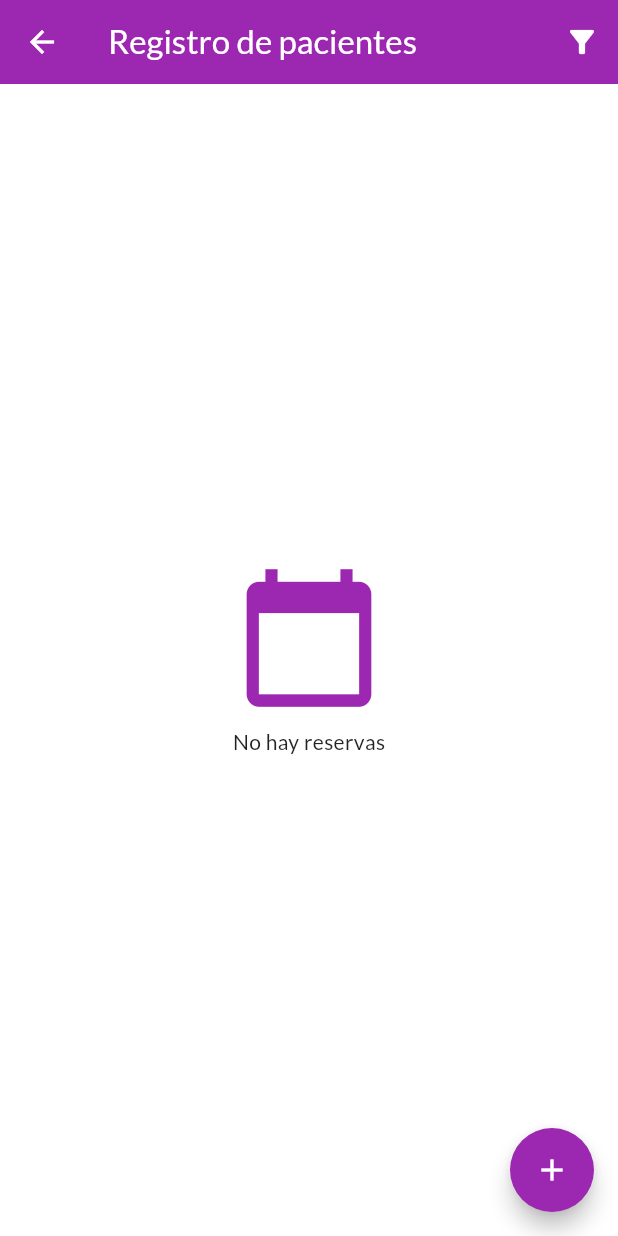
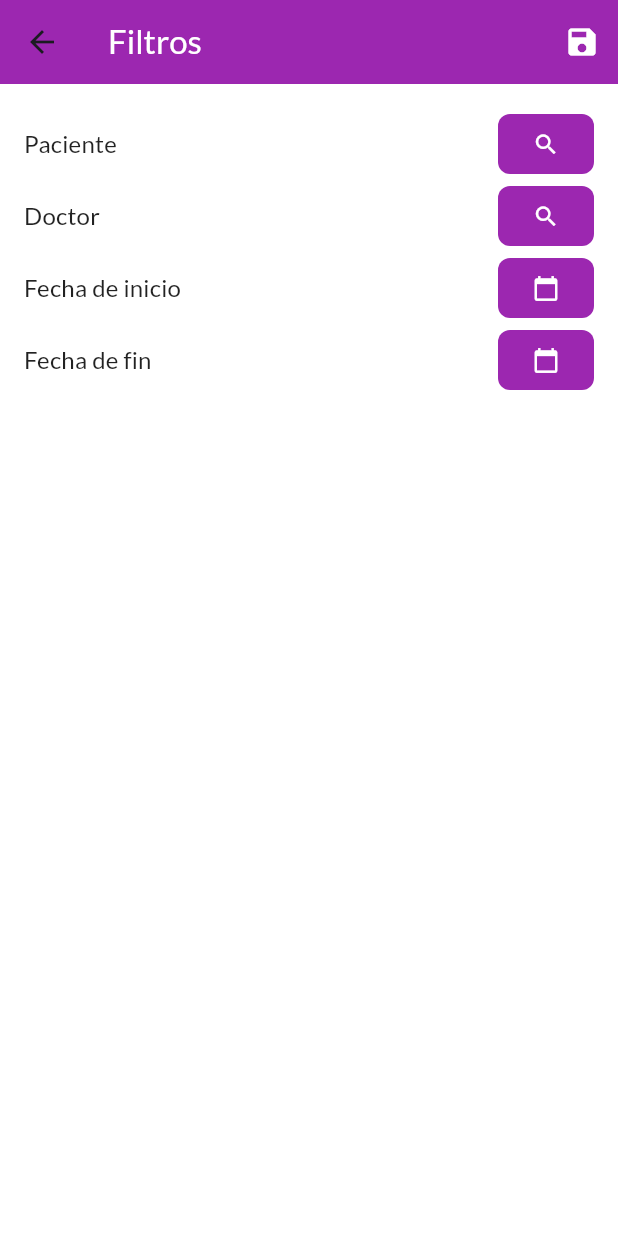
Before and after one commit to Artuencina/segundo_parcial_frontend, a Flutter app: the ReservasScreen screen opened directly, after a tap on the "filter alt" icon, on a phone screen of 412 x 824 dp. Run offline on Flutter 3.47's test engine with Material 2 defaults, Android fonts, the phone set to English and light mode, and no system bars; our stand-ins replace flip_card, flutter_riverpod, google_fonts.

Commit message:
Correción de filtros de personas, reservas y fichas

```diff
--- /dev/null
+++ b/lib/models/filters/reserva_filter.dart
@@ -0,0 +1,15 @@
+import 'package:registro_pacientes/models/persona.dart';
+
+class ReservaFilter {
+  Persona? paciente;
+  Persona? doctor;
+  DateTime? fechaInicio;
+  DateTime? fechaFin;
+
+  ReservaFilter({
+    this.paciente,
+    this.doctor,
+    this.fechaInicio,
+    this.fechaFin,
+  });
+}
--- a/lib/providers/categorias_provider.dart
+++ b/lib/providers/categorias_provider.dart
@@ -35,6 +35,7 @@ class CategoriasProvider extends StateNotifier<List<Categoria>> {
     ];
   }
 
+  //Busca una categoria por su nombre
   List<Categoria> searchCategorias(String value) {
     if (value.isEmpty) {
       return state;
--- a/lib/providers/fichas_provider.dart
+++ b/lib/providers/fichas_provider.dart
@@ -2,7 +2,7 @@
 // import 'package:flutter/material.dart';
 import 'package:flutter_riverpod/flutter_riverpod.dart';
 import 'package:registro_pacientes/models/ficha.dart';
-import 'package:registro_pacientes/models/filters/FichaFilter.dart';
+import 'package:registro_pacientes/models/filters/ficha_filter.dart';
 
 class FichasNotifier extends StateNotifier<List<Ficha>> {
   FichasNotifier() : super([]);
--- a/lib/providers/reservas_provider.dart
+++ b/lib/providers/reservas_provider.dart
@@ -1,5 +1,6 @@
 //Statenotifier para manejar las reservas
 import 'package:flutter_riverpod/flutter_riverpod.dart';
+import 'package:registro_pacientes/models/filters/reserva_filter.dart';
 import 'package:registro_pacientes/models/persona.dart';
 import 'package:registro_pacientes/models/reserva.dart';
 
@@ -61,4 +62,13 @@ class ReservasProvider extends StateNotifier<List<Reserva>> {
       return true;
     }).toList();
   }
+
+  List<Reserva> reservasFiltradas(ReservaFilter filtro) {
+    return searchReservas(
+        filtro.paciente, filtro.doctor, filtro.fechaInicio, filtro.fechaFin);
+  }
 }
+
+//Provider para filtro
+final reservasFilterProvider =
+    StateProvider<ReservaFilter>((ref) => ReservaFilter());
--- a/lib/screens/fichas.dart
+++ b/lib/screens/fichas.dart
@@ -1,11 +1,11 @@
 import 'package:flutter/material.dart';
 import 'package:flutter_riverpod/flutter_riverpod.dart';
 import 'package:registro_pacientes/models/ficha.dart';
-import 'package:registro_pacientes/models/filters/FichaFilter.dart';
+import 'package:registro_pacientes/models/filters/ficha_filter.dart';
 import 'package:registro_pacientes/models/reserva.dart';
 import 'package:registro_pacientes/providers/fichas_provider.dart';
 import 'package:registro_pacientes/widgets/ficha_item.dart';
-import 'package:registro_pacientes/widgets/filters/ficha_filter.dart';
+import 'package:registro_pacientes/screens/filters/ficha_filter.dart';
 import 'package:registro_pacientes/widgets/new_ficha.dart';
 import 'package:registro_pacientes/widgets/reserva_search.dart';
 
--- a/lib/widgets/filters/ficha_filter.dart
+++ b/lib/screens/filters/ficha_filter.dart
@@ -1,6 +1,6 @@
 import 'package:flutter/material.dart';
 import 'package:registro_pacientes/models/categoria.dart';
-import 'package:registro_pacientes/models/filters/FichaFilter.dart';
+import 'package:registro_pacientes/models/filters/ficha_filter.dart';
 import 'package:registro_pacientes/models/persona.dart';
 import 'package:registro_pacientes/widgets/categoria_search.dart';
 import 'package:registro_pacientes/widgets/persona_search.dart';
--- /dev/null
+++ b/lib/screens/filters/reserva_filter.dart
@@ -0,0 +1,301 @@
+import 'package:flutter/material.dart';
+import 'package:registro_pacientes/models/filters/reserva_filter.dart';
+import 'package:registro_pacientes/models/persona.dart';
+import 'package:registro_pacientes/widgets/persona_search.dart';
+
+class ReservaFilterScreen extends StatefulWidget {
+  const ReservaFilterScreen({
+    super.key,
+    required this.mainColor,
+    required this.reservaFilter,
+  });
+
+  final Color mainColor;
+  final ReservaFilter reservaFilter;
+  @override
+  State<ReservaFilterScreen> createState() => _ReservaFilterScreenState();
+}
+
+class _ReservaFilterScreenState extends State<ReservaFilterScreen> {
+  //Filtros
+  Persona? paciente;
+  Persona? doctor;
+  DateTime? fechaInicio;
+  DateTime? fechaFin;
+
+  @override
+  void initState() {
+    super.initState();
+    paciente = widget.reservaFilter.paciente;
+    doctor = widget.reservaFilter.doctor;
+    fechaInicio = widget.reservaFilter.fechaInicio;
+    fechaFin = widget.reservaFilter.fechaFin;
+  }
+
+  @override
+  Widget build(BuildContext context) {
+    return Scaffold(
+      appBar: AppBar(
+        backgroundColor: widget.mainColor,
+        title: Text(
+          'Filtros',
+          style: Theme.of(context)
+              .textTheme
+              .titleLarge!
+              .copyWith(color: Colors.white),
+        ),
+        actions: [
+          IconButton(
+            icon: const Icon(Icons.save, color: Colors.white),
+            onPressed: () {
+              final filtro = ReservaFilter(
+                paciente: paciente,
+                doctor: doctor,
+                fechaInicio: fechaInicio,
+                fechaFin: fechaFin,
+              );
+              Navigator.of(context).pop(filtro);
+            },
+          ),
+        ],
+      ),
+      body: Container(
+        constraints: const BoxConstraints.expand(),
+        padding: const EdgeInsets.all(8),
+        margin: const EdgeInsets.all(8),
+        child: Column(
+          crossAxisAlignment: CrossAxisAlignment.center,
+          children: [
+            Row(
+              mainAxisAlignment: MainAxisAlignment.spaceBetween,
+              children: [
+                Text(
+                  'Paciente',
+                  style: Theme.of(context).textTheme.titleMedium,
+                ),
+                TextButton(
+                  style: TextButton.styleFrom(
+                    shape: RoundedRectangleBorder(
+                      borderRadius: BorderRadius.circular(8),
+                    ),
+                    backgroundColor: widget.mainColor,
+                  ),
+                  onPressed: () async {
+                    final paciente = await showModalBottomSheet(
+                      context: context,
+                      builder: (context) {
+                        return const ModalSearchPersona(
+                          buscarPacientes: true,
+                        );
+                      },
+                    );
+                    setState(
+                      () {
+                        this.paciente = paciente;
+                      },
+                    );
+                  },
+                  //Icono de busqueda, texto con nombre y apellido e iconbutton para limpiar
+                  child: Row(
+                    mainAxisAlignment: paciente == null
+                        ? MainAxisAlignment.center
+                        : MainAxisAlignment.spaceBetween,
+                    children: [
+                      const Icon(Icons.search, color: Colors.white),
+                      if (paciente != null)
+                        Text(
+                          '${paciente!.nombre} ${paciente!.apellido}',
+                          style: Theme.of(context)
+                              .textTheme
+                              .bodyMedium!
+                              .copyWith(color: Colors.white),
+                        ),
+                      if (paciente != null)
+                        IconButton(
+                          icon: const Icon(Icons.clear, color: Colors.white),
+                          onPressed: () {
+                            setState(() {
+                              paciente = null;
+                            });
+                          },
+                        ),
+                    ],
+                  ),
+                )
+              ],
+            ),
+            //Doctor
+            Row(
+              mainAxisAlignment: MainAxisAlignment.spaceBetween,
+              children: [
+                Text(
+                  'Doctor',
+                  style: Theme.of(context).textTheme.titleMedium,
+                ),
+                TextButton(
+                  style: TextButton.styleFrom(
+                    shape: RoundedRectangleBorder(
+                      borderRadius: BorderRadius.circular(8),
+                    ),
+                    backgroundColor: widget.mainColor,
+                  ),
+                  onPressed: () async {
+                    final doctor = await showModalBottomSheet(
+                      context: context,
+                      builder: (context) {
+                        return const ModalSearchPersona(
+                          buscarPacientes: false,
+                        );
+                      },
+                    );
+                    setState(
+                      () {
+                        this.doctor = doctor;
+                      },
+                    );
+                  },
+                  //Icono de busqueda, texto con nombre y apellido e iconbutton para limpiar
+                  child: Row(
+                    mainAxisAlignment: doctor == null
+                        ? MainAxisAlignment.center
+                        : MainAxisAlignment.spaceBetween,
+                    children: [
+                      const Icon(Icons.search, color: Colors.white),
+                      if (doctor != null)
+                        Text(
+                          '${doctor!.nombre} ${doctor!.apellido}',
+                          style: Theme.of(context)
+                              .textTheme
+                              .bodyMedium!
+                              .copyWith(color: Colors.white),
+                        ),
+                      if (doctor != null)
+                        IconButton(
+                          icon: const Icon(Icons.clear, color: Colors.white),
+                          onPressed: () {
+                            setState(() {
+                              doctor = null;
+                            });
+                          },
+                        ),
+                    ],
+                  ),
+                )
+              ],
+            ),
+            //Fecha de inicio
+            Row(
+              mainAxisAlignment: MainAxisAlignment.spaceBetween,
+              children: [
+                Text(
+                  'Fecha de inicio',
+                  style: Theme.of(context).textTheme.titleMedium,
+                ),
+                TextButton(
+                  style: TextButton.styleFrom(
+                    shape: RoundedRectangleBorder(
+                      borderRadius: BorderRadius.circular(8),
+                    ),
+                    backgroundColor: widget.mainColor,
+                  ),
+                  onPressed: () async {
+                    final fechaInicio = await showDatePicker(
+                      context: context,
+                      initialDate: DateTime.now(),
+                      firstDate: DateTime(1900),
+                      lastDate: DateTime(2100),
+                    );
+                    setState(
+                      () {
+                        this.fechaInicio = fechaInicio;
+                      },
+                    );
+                  },
+                  //Icono de busqueda, texto con nombre y apellido e iconbutton para limpiar
+                  child: Row(
+                    mainAxisAlignment: fechaInicio == null
+                        ? MainAxisAlignment.center
+                        : MainAxisAlignment.spaceBetween,
+                    children: [
+                      const Icon(Icons.calendar_today, color: Colors.white),
+                      if (fechaInicio != null)
+                        Text(
+                          '${fechaInicio!.day}/${fechaInicio!.month}/${fechaInicio!.year}',
+                          style: Theme.of(context)
+                              .textTheme
+                              .bodyMedium!
+                              .copyWith(color: Colors.white),
+                        ),
+                      if (fechaInicio != null)
+                        IconButton(
+                          icon: const Icon(Icons.clear, color: Colors.white),
+                          onPressed: () {
+                            setState(() => fechaInicio = null);
+                          },
+                        ),
+                    ],
+                  ),
+                ),
+              ],
+            ),
+            //Fecha de fin
+            Row(
+              mainAxisAlignment: MainAxisAlignment.spaceBetween,
+              children: [
+                Text(
+                  'Fecha de fin',
+                  style: Theme.of(context).textTheme.titleMedium,
+                ),
+                TextButton(
+                  style: TextButton.styleFrom(
+                    shape: RoundedRectangleBorder(
+                      borderRadius: BorderRadius.circular(8),
+                    ),
+                    backgroundColor: widget.mainColor,
+                  ),
+                  onPressed: () async {
+                    final fechaFin = await showDatePicker(
+                      context: context,
+                      initialDate: DateTime.now(),
+                      firstDate: DateTime(1900),
+                      lastDate: DateTime(2100),
+                    );
+                    setState(
+                      () {
+                        this.fechaFin = fechaFin;
+                      },
+                    );
+                  },
+                  //Icono de busqueda, texto con nombre y apellido e iconbutton para limpiar
+                  child: Row(
+                    mainAxisAlignment: fechaFin == null
+                        ? MainAxisAlignment.center
+                        : MainAxisAlignment.spaceBetween,
+                    children: [
+                      const Icon(Icons.calendar_today, color: Colors.white),
+                      if (fechaFin != null)
+                        Text(
+                          '${fechaFin!.day}/${fechaFin!.month}/${fechaFin!.year}',
+                          style: Theme.of(context)
+                              .textTheme
+                              .bodyMedium!
+                              .copyWith(color: Colors.white),
+                        ),
+                      if (fechaFin != null)
+                        IconButton(
+                          icon: const Icon(Icons.clear, color: Colors.white),
+                          onPressed: () {
+                            setState(() => fechaFin = null);
+                          },
+                        ),
+                    ],
+                  ),
+                ),
+              ],
+            ),
+          ],
+        ),
+      ),
+    );
+  }
+}
--- a/lib/screens/reservas.dart
+++ b/lib/screens/reservas.dart
@@ -1,8 +1,10 @@
 import 'package:flutter/material.dart';
 import 'package:flutter_riverpod/flutter_riverpod.dart';
+import 'package:registro_pacientes/models/filters/reserva_filter.dart';
 import 'package:registro_pacientes/models/persona.dart';
 import 'package:registro_pacientes/models/reserva.dart';
 import 'package:registro_pacientes/providers/reservas_provider.dart';
+import 'package:registro_pacientes/screens/filters/reserva_filter.dart';
 import 'package:registro_pacientes/widgets/new_reserva.dart';
 import 'package:registro_pacientes/widgets/reserva_item.dart';
 
@@ -102,9 +104,35 @@ class _ReservasScreenState extends ConsumerState<ReservasScreen> {
     return '';
   }
 
+  //Mostrar pantalla de filtros
+  void _showFilters() async {
+    Navigator.of(context).push(
+      MaterialPageRoute(
+        builder: (context) {
+          return ReservaFilterScreen(
+            mainColor: widget.color,
+            reservaFilter: ref.read(reservasFilterProvider.notifier).state,
+          );
+        },
+      ),
+    ).then(
+      (value) {
+        //Actualizar el filtro
+        if (value != null) {
+          ref.read(reservasFilterProvider.notifier).state =
+              value as ReservaFilter;
+        }
+      },
+    );
+  }
+
   @override
   Widget build(BuildContext context) {
-    final reservas = ref.watch(reservasProvider);
+    final filtro = ref.read(reservasFilterProvider.notifier).state;
+
+    final reservas =
+        ref.watch(reservasProvider.notifier).reservasFiltradas(filtro);
+
     return Scaffold(
       appBar: AppBar(
         title: const Text("Registro de pacientes"),
@@ -114,8 +142,7 @@ class _ReservasScreenState extends ConsumerState<ReservasScreen> {
           //Boton de filtro
           IconButton(
             onPressed: () {
-              //Abrir cuadro de dialogo para filtrar con un inputtext
-              //y tres checkbox para doctor, paciente y cedula
+              _showFilters();
             },
             icon: const Icon(Icons.filter_alt),
           ),
```
Also changed, not shown: lib/models/filters/persona_filter.dart (added, +15 -0 lines), lib/providers/personas_provider.dart (+50 -1 lines), lib/screens/categorias.dart (+0 -9 lines), lib/screens/filters/persona_filter.dart (added, +164 -0 lines), lib/screens/personas.dart (+37 -5 lines), lib/models/filters/ficha_filter.dart (renamed from lib/models/filters/FichaFilter.dart).
